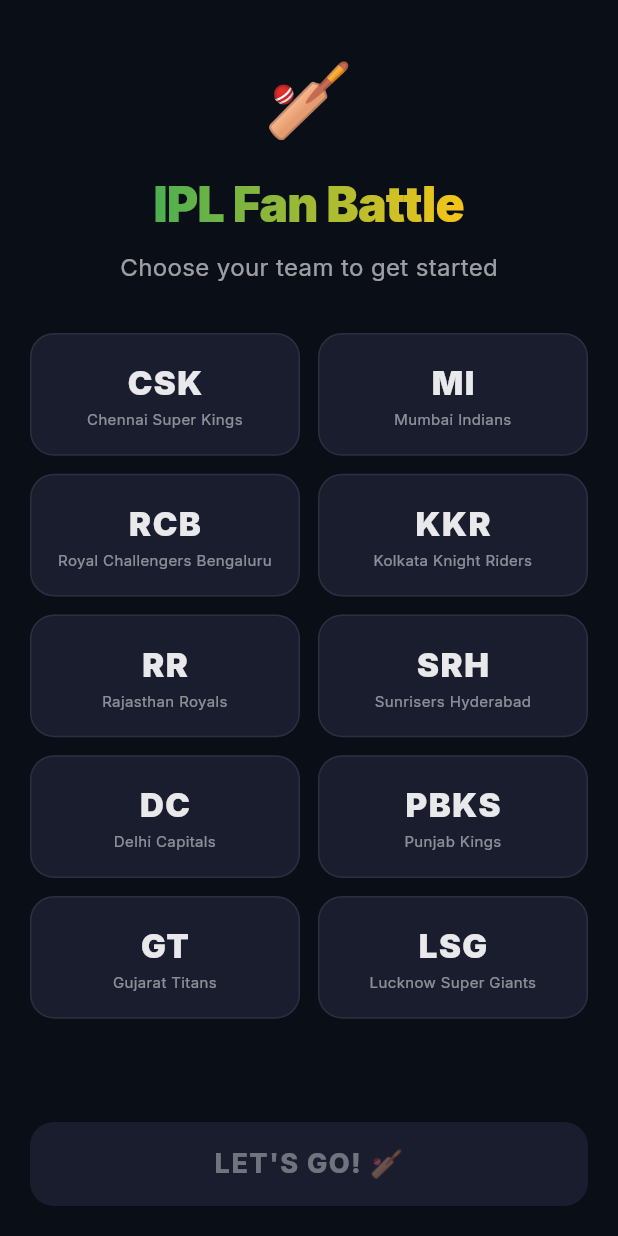
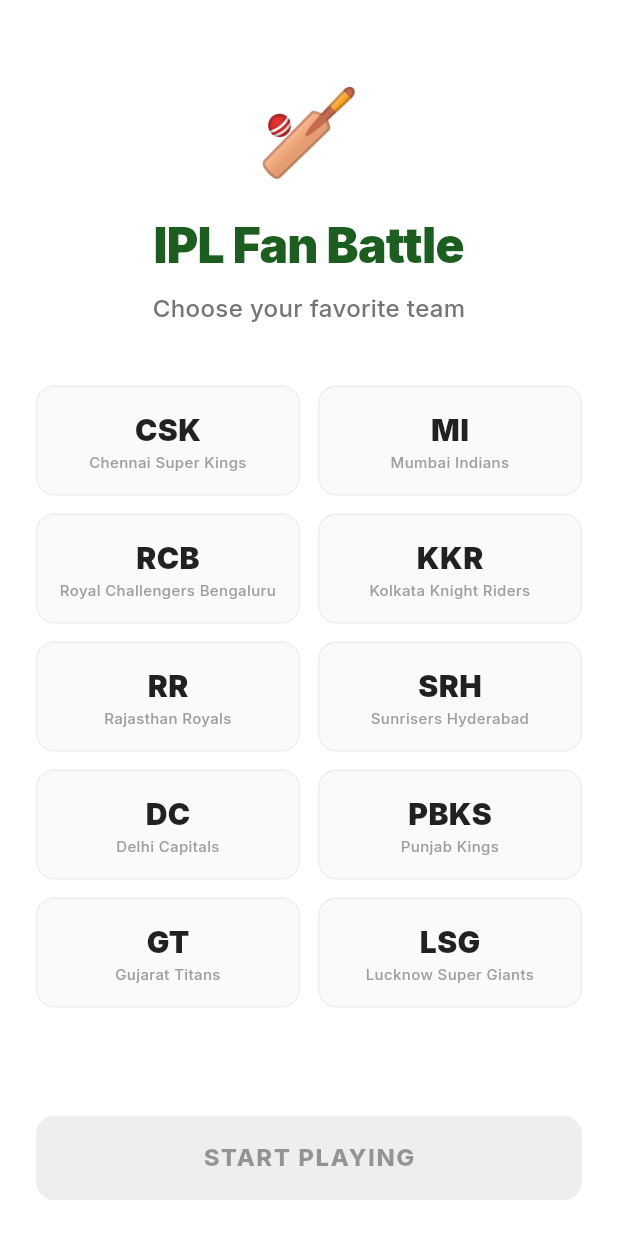
Before and after one commit to aryangupta89208/LivePollandStats, a Flutter app: the screen it shows after launch, on a phone screen of 412 x 824 dp. Run offline on Flutter 3.47's test engine with Material 3 defaults, Android fonts, the phone set to English and light mode, and no system bars; our stand-ins replace google_fonts, share_plus, shared_preferences; accounts and stored records are empty.

Commit message:
theme change and button fix

```diff
--- a/frontend/lib/main.dart
+++ b/frontend/lib/main.dart
@@ -10,9 +10,9 @@
   SystemChrome.setPreferredOrientations([DeviceOrientation.portraitUp]);
   SystemChrome.setSystemUIOverlayStyle(const SystemUiOverlayStyle(
     statusBarColor: Colors.transparent,
-    statusBarIconBrightness: Brightness.light,
-    systemNavigationBarColor: Color(0xFF0A0E17),
-    systemNavigationBarIconBrightness: Brightness.light,
+    statusBarIconBrightness: Brightness.dark,
+    systemNavigationBarColor: Colors.white,
+    systemNavigationBarIconBrightness: Brightness.dark,
   ));
   runApp(const IPLFanBattleApp());
 }
@@ -26,21 +26,27 @@
       title: 'IPL Fan Battle',
       debugShowCheckedModeBanner: false,
       theme: ThemeData(
-        brightness: Brightness.dark,
-        scaffoldBackgroundColor: const Color(0xFF0A0E17),
-        primaryColor: const Color(0xFF4CAF50),
-        colorScheme: const ColorScheme.dark(
-          primary: Color(0xFF4CAF50),
-          secondary: Color(0xFFF5C518),
-          surface: Color(0xFF1A1D2E),
+        brightness: Brightness.light,
+        scaffoldBackgroundColor: Colors.white,
+        primaryColor: const Color(0xFF2E7D32),
+        colorScheme: ColorScheme.light(
+          primary: const Color(0xFF2E7D32),
+          secondary: const Color(0xFFF9A825),
+          surface: Colors.grey.shade50,
         ),
         textTheme: GoogleFonts.interTextTheme(
-          ThemeData.dark().textTheme,
+          ThemeData.light().textTheme,
         ),
         appBarTheme: const AppBarTheme(
-          backgroundColor: Colors.transparent,
+          backgroundColor: Colors.white,
           elevation: 0,
           centerTitle: true,
+          iconTheme: IconThemeData(color: Colors.black87),
+          titleTextStyle: TextStyle(
+            color: Colors.black87,
+            fontSize: 20,
+            fontWeight: FontWeight.bold,
+          ),
         ),
         splashColor: const Color(0xFF4CAF50).withValues(alpha: 0.1),
         highlightColor: const Color(0xFF4CAF50).withValues(alpha: 0.05),
--- a/frontend/lib/screens/onboarding_screen.dart
+++ b/frontend/lib/screens/onboarding_screen.dart
@@ -85,60 +85,52 @@
   @override
   Widget build(BuildContext context) {
     return Scaffold(
-      backgroundColor: const Color(0xFF0A0E17),
-      body: FadeTransition(
-        opacity: _fadeAnimation,
-        child: SafeArea(
+      backgroundColor: Colors.white,
+      body: SafeArea(
         child: Column(
           children: [
-              const SizedBox(height: 32),
+            const SizedBox(height: 48),
             // Header
             const Text(
               '🏏',
-                style: TextStyle(fontSize: 48),
+              style: TextStyle(fontSize: 56),
             ),
             const SizedBox(height: 12),
-              ShaderMask(
-                shaderCallback: (bounds) => const LinearGradient(
-                  colors: [Color(0xFF4CAF50), Color(0xFFF5C518)],
-                ).createShader(bounds),
-                child: const Text(
+            const Text(
               'IPL Fan Battle',
               style: TextStyle(
                 fontSize: 32,
                 fontWeight: FontWeight.w900,
-                    color: Colors.white,
+                color: Color(0xFF1B5E20),
                 letterSpacing: -0.5,
-                  ),
               ),
             ),
             const SizedBox(height: 8),
             Text(
-                'Choose your team to get started',
+              'Choose your favorite team',
               style: TextStyle(
                 fontSize: 16,
-                  color: Colors.white.withValues(alpha: 0.6),
+                color: Colors.grey.shade600,
+                fontWeight: FontWeight.w500,
               ),
             ),
-              const SizedBox(height: 32),
+            const SizedBox(height: 40),
 
             // Team Grid
             Expanded(
               child: Padding(
-                  padding: const EdgeInsets.symmetric(horizontal: 20),
+                padding: const EdgeInsets.symmetric(horizontal: 24),
                 child: GridView.builder(
-                    gridDelegate:
-                        const SliverGridDelegateWithFixedCrossAxisCount(
+                  gridDelegate: const SliverGridDelegateWithFixedCrossAxisCount(
                     crossAxisCount: 2,
-                      childAspectRatio: 2.2,
+                    childAspectRatio: 2.4,
                     crossAxisSpacing: 12,
                     mainAxisSpacing: 12,
                   ),
                   itemCount: teams.length,
                   itemBuilder: (context, index) {
                     final team = teams[index];
-                      final isSelected =
-                          _selectedTeam == team['name'] as String;
+                    final isSelected = _selectedTeam == team['name'] as String;
                     final color = Color(team['color'] as int);
 
                     return GestureDetector(
@@ -146,29 +138,18 @@
                         HapticFeedback.selectionClick();
                         setState(() => _selectedTeam = team['name'] as String);
                       },
-                        child: AnimatedContainer(
-                          duration: const Duration(milliseconds: 250),
-                          curve: Curves.easeOutCubic,
+                      child: Container(
                         decoration: BoxDecoration(
                           color: isSelected
-                                ? color.withValues(alpha: 0.25)
-                                : const Color(0xFF1A1D2E),
-                            borderRadius: BorderRadius.circular(16),
+                              ? color.withValues(alpha: 0.1)
+                              : Colors.grey.shade50,
+                          borderRadius: BorderRadius.circular(12),
                           border: Border.all(
                             color: isSelected
                                 ? color
-                                  : Colors.white.withValues(alpha: 0.08),
-                              width: isSelected ? 2.5 : 1,
+                                : Colors.grey.shade200,
+                            width: isSelected ? 2 : 1,
                           ),
-                            boxShadow: isSelected
-                                ? [
-                                    BoxShadow(
-                                      color: color.withValues(alpha: 0.3),
-                                      blurRadius: 16,
-                                      spreadRadius: -2,
-                                    ),
-                                  ]
-                                : [],
                         ),
                         child: Center(
                           child: Column(
@@ -177,22 +158,21 @@
                               Text(
                                 team['short'] as String,
                                 style: TextStyle(
-                                    fontSize: 22,
+                                  fontSize: 20,
                                   fontWeight: FontWeight.w900,
-                                    color: isSelected
-                                        ? color
-                                        : Colors.white.withValues(alpha: 0.9),
-                                    letterSpacing: 1,
+                                  color: isSelected ? color : Colors.black87,
                                 ),
                               ),
-                                const SizedBox(height: 2),
                               Text(
                                 team['name'] as String,
                                 style: TextStyle(
                                   fontSize: 10,
-                                    color: Colors.white.withValues(alpha: 0.5),
+                                  color: Colors.grey.shade500,
+                                  fontWeight: FontWeight.w500,
                                 ),
                                 textAlign: TextAlign.center,
+                                maxLines: 1,
+                                overflow: TextOverflow.ellipsis,
                               ),
                             ],
                           ),
@@ -206,23 +186,20 @@
 
             // Continue Button
             Padding(
-                padding: const EdgeInsets.all(20),
+              padding: const EdgeInsets.all(24),
               child: SizedBox(
                 width: double.infinity,
                 height: 56,
                 child: ElevatedButton(
-                    onPressed: _selectedTeam != null && !_isLoading
-                        ? _continue
-                        : null,
+                  onPressed: _selectedTeam != null && !_isLoading ? _continue : null,
                   style: ElevatedButton.styleFrom(
-                      backgroundColor: const Color(0xFF4CAF50),
-                      disabledBackgroundColor: const Color(0xFF1A1D2E),
+                    backgroundColor: const Color(0xFF2E7D32),
+                    disabledBackgroundColor: Colors.grey.shade200,
                     foregroundColor: Colors.white,
+                    elevation: 0,
                     shape: RoundedRectangleBorder(
-                        borderRadius: BorderRadius.circular(16),
+                      borderRadius: BorderRadius.circular(12),
                     ),
-                      elevation: _selectedTeam != null ? 8 : 0,
-                      shadowColor: const Color(0xFF4CAF50).withValues(alpha: 0.4),
                   ),
                   child: _isLoading
                       ? const SizedBox(
@@ -230,13 +207,13 @@
                           height: 24,
                           child: CircularProgressIndicator(
                             color: Colors.white,
-                              strokeWidth: 2.5,
+                            strokeWidth: 2,
                           ),
                         )
                       : const Text(
-                            'LET\'S GO! 🏏',
+                          'START PLAYING',
                           style: TextStyle(
-                              fontSize: 18,
+                            fontSize: 16,
                             fontWeight: FontWeight.w800,
                             letterSpacing: 1,
                           ),
@@ -247,7 +224,6 @@
           ],
         ),
       ),
-      ),
     );
   }
 }
```
Also changed, not shown: frontend/lib/screens/home_screen.dart (+23 -34 lines), frontend/lib/screens/leaderboard_screen.dart (+24 -30 lines), frontend/lib/screens/poll_detail_screen.dart (+51 -49 lines), frontend/lib/screens/profile_screen.dart (+44 -41 lines), frontend/lib/widgets/percentage_bar.dart (+4 -9 lines), frontend/lib/widgets/poll_card.dart (+25 -25 lines), frontend/lib/widgets/vote_button.dart (+4 -4 lines), 1 other file. Lines whose indentation alone changed are shown as unchanged.
